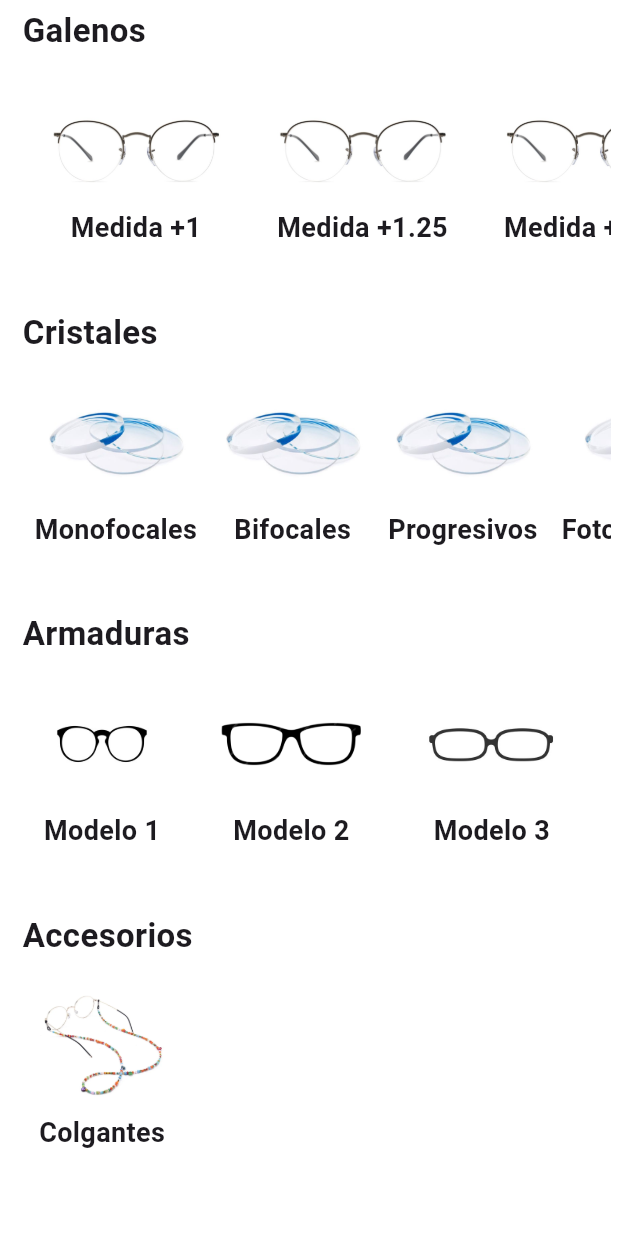
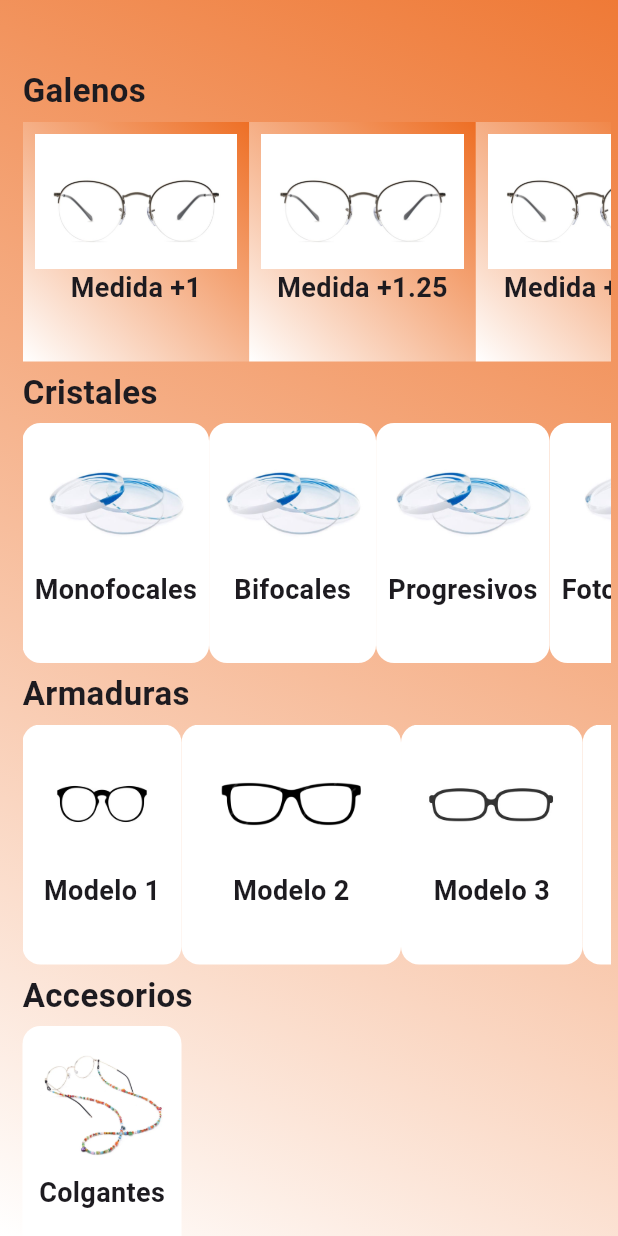
Before and after one commit to Forbidden9/glasses_app, a Flutter app: the Stock screen opened directly, on a phone screen of 412 x 824 dp. Run offline on Flutter 3.47's test engine with Material 2 defaults, Android fonts, the phone set to English and light mode, and no system bars; drawn by our look-alikes of flutter_animate; our stand-ins replace gap, google_maps_flutter.

Commit message:
[Stock] - Added gradient background in stock screen.

```diff
--- a/lib/pages/stock/data_stock.dart
+++ b/lib/pages/stock/data_stock.dart
@@ -33,10 +33,16 @@ class DataGalenoFee extends StatelessWidget {
   @override
   Widget build(BuildContext context) {
     return Container(
-      decoration: BoxDecoration(
-        color: bBackgroundColor,
-        borderRadius: BorderRadius.circular(12),
-      ),
+      decoration: const BoxDecoration(
+          gradient: LinearGradient(
+            begin: Alignment.topRight,
+            end: Alignment.bottomLeft,
+            colors: [
+              aBackgroundColor,
+              Colors.white,
+            ],
+          )
+        ),
       child: Padding(
         padding: const EdgeInsets.all(8.0),
         child: Row(
@@ -44,7 +50,7 @@ class DataGalenoFee extends StatelessWidget {
           children: [
             Column(
               children: [
-                Image.asset("lib/images/stock/galenos.jpg",height: 90,),
+                Image.asset("lib/images/stock/galenos.jpg", height: 90,),
                 Text(name, style: const TextStyle(fontWeight: FontWeight.bold, fontSize: 18)),
               ],
             )
--- a/lib/pages/stock/stock.dart
+++ b/lib/pages/stock/stock.dart
@@ -13,15 +13,25 @@ class Stock extends StatelessWidget {
   @override
   Widget build(BuildContext context) {
     return Scaffold(
-      backgroundColor: sBackgroundColor,
-      body: Animate(
+      body: Container(
+        decoration: const BoxDecoration(
+          gradient: LinearGradient(
+            begin: Alignment.topRight,
+            end: Alignment.bottomLeft,
+            colors: [
+              aBackgroundColor,
+              Colors.white,
+            ],
+          )
+        ),
+        child: Animate(
           effects: const [
             FadeEffect(),
             SlideEffect()
           ],
           child: ListView(
             scrollDirection: Axis.vertical,
-          padding: const EdgeInsets.only(left: 15, right: 5),
+            padding: const EdgeInsets.only(left: 15, top:40, right: 5),
             children: const <Widget>[
               Gap(5),
               Text("Galenos", style: TextStyle(fontWeight: FontWeight.bold, fontSize: 22)),
@@ -42,6 +52,7 @@ class Stock extends StatelessWidget {
             ],
           ),
         ),
+      ),
     );
   }
 }
```
Lines whose indentation alone changed are shown as unchanged.
